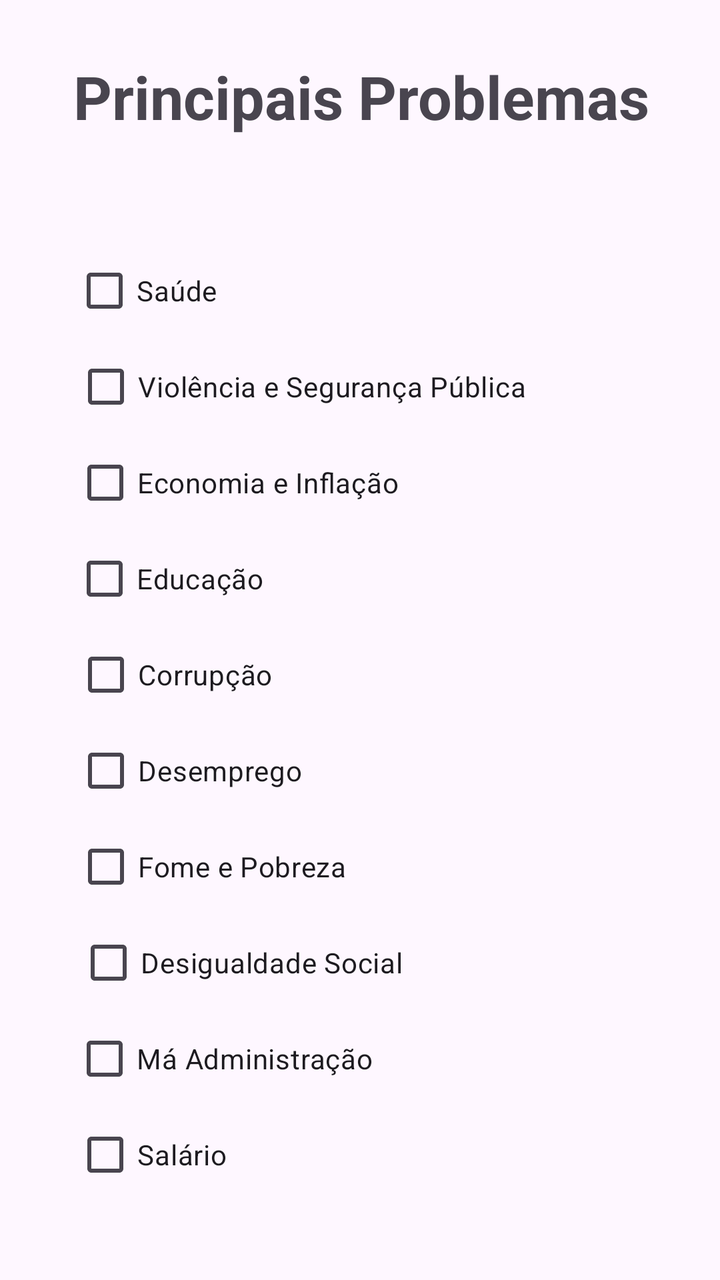
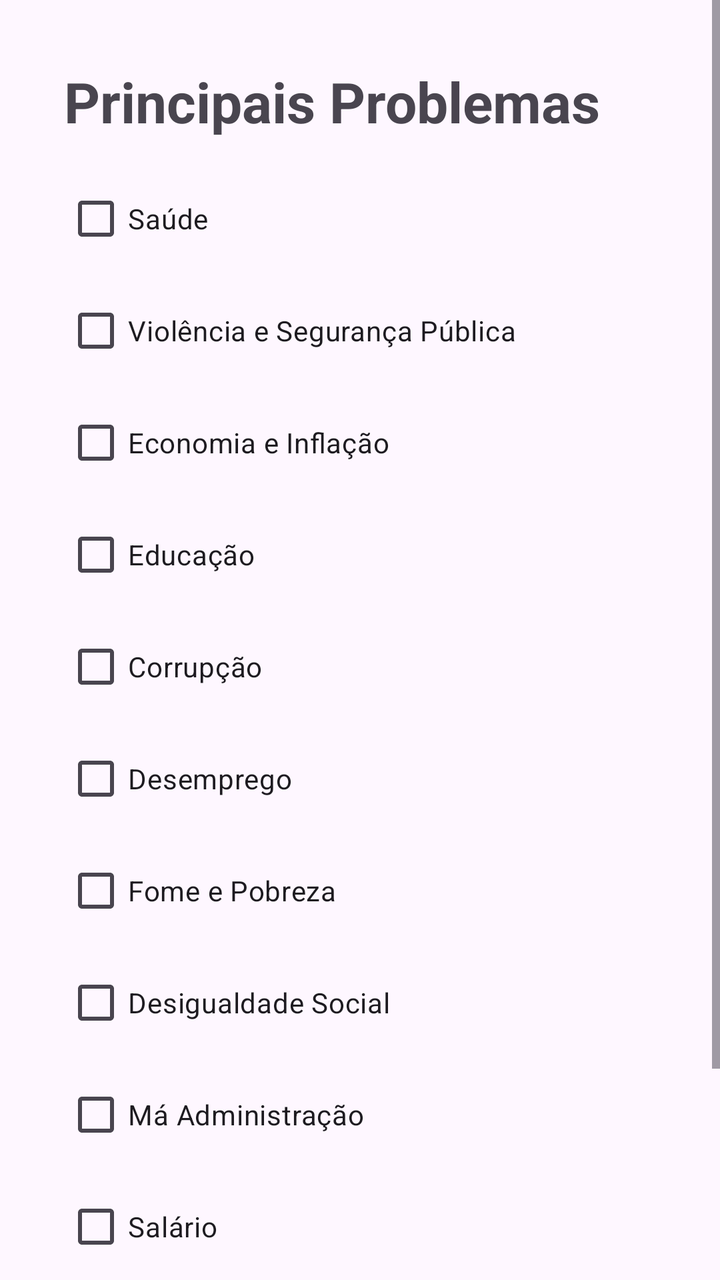

An Android layout rendered at two revisions. The XML below is the earlier revision; the diff shows what the commit changed to produce the second picture.
<!-- AndroidManifest.xml: application theme Theme.Eleicao -->
<!-- res/layout/activity_problemas.xml -->
<?xml version="1.0" encoding="utf-8"?>
<androidx.constraintlayout.widget.ConstraintLayout xmlns:android="http://schemas.android.com/apk/res/android"
    xmlns:app="http://schemas.android.com/apk/res-auto"
    xmlns:tools="http://schemas.android.com/tools"
    android:id="@+id/main"
    android:layout_width="match_parent"
    android:layout_height="match_parent"
    tools:context=".ProblemasActivity">

    <TextView
        android:id="@+id/textView8"
        android:layout_width="wrap_content"
        android:layout_height="wrap_content"
        android:layout_marginStart="62dp"
        android:layout_marginTop="28dp"
        android:layout_marginEnd="61dp"
        android:text="Principais Problemas"
        android:textSize="30sp"
        android:textStyle="bold"
        app:layout_constraintEnd_toEndOf="parent"
        app:layout_constraintStart_toStartOf="parent"
        app:layout_constraintTop_toTopOf="parent" />

    <CheckBox
        android:id="@+id/saude"
        android:layout_width="wrap_content"
        android:layout_height="wrap_content"
        android:layout_marginStart="62dp"
        android:layout_marginTop="53dp"
        android:layout_marginEnd="277dp"
        android:text="Saúde"
        app:layout_constraintEnd_toEndOf="parent"
        app:layout_constraintStart_toStartOf="parent"
        app:layout_constraintTop_toBottomOf="@+id/textView8" />

    <CheckBox
        android:id="@+id/violenciaSegurançaPublica"
        android:layout_width="wrap_content"
        android:layout_height="wrap_content"
        android:layout_marginStart="62dp"
        android:layout_marginEnd="122dp"
        android:text="Violência e Segurança Pública"
        app:layout_constraintEnd_toEndOf="parent"
        app:layout_constraintStart_toStartOf="parent"
        app:layout_constraintTop_toBottomOf="@+id/saude" />

    <CheckBox
        android:id="@+id/economiaInflacao"
        android:layout_width="wrap_content"
        android:layout_height="wrap_content"
        android:layout_marginStart="62dp"
        android:layout_marginEnd="186dp"
        android:text="Economia e Inflação"
        app:layout_constraintEnd_toEndOf="parent"
        app:layout_constraintStart_toStartOf="parent"
        app:layout_constraintTop_toBottomOf="@+id/violenciaSegurançaPublica" />

    <CheckBox
        android:id="@+id/educacao"
        android:layout_width="wrap_content"
        android:layout_height="wrap_content"
        android:layout_marginStart="62dp"
        android:layout_marginEnd="254dp"
        android:text="Educação"
        app:layout_constraintEnd_toEndOf="parent"
        app:layout_constraintStart_toStartOf="parent"
        app:layout_constraintTop_toBottomOf="@+id/economiaInflacao" />

    <CheckBox
        android:id="@+id/corrupcao"
        android:layout_width="wrap_content"
        android:layout_height="wrap_content"
        android:layout_marginStart="62dp"
        android:layout_marginEnd="249dp"
        android:text="Corrupção"
        app:layout_constraintEnd_toEndOf="parent"
        app:layout_constraintStart_toStartOf="parent"
        app:layout_constraintTop_toBottomOf="@+id/educacao" />

    <CheckBox
        android:id="@+id/desemprego"
        android:layout_width="wrap_content"
        android:layout_height="wrap_content"
        android:layout_marginStart="62dp"
        android:layout_marginEnd="234dp"
        android:text="Desemprego"
        app:layout_constraintEnd_toEndOf="parent"
        app:layout_constraintStart_toStartOf="parent"
        app:layout_constraintTop_toBottomOf="@+id/corrupcao" />

    <CheckBox
        android:id="@+id/fomePobreza"
        android:layout_width="wrap_content"
        android:layout_height="wrap_content"
        android:layout_marginStart="62dp"
        android:layout_marginEnd="212dp"
        android:text="Fome e Pobreza"
        app:layout_constraintEnd_toEndOf="parent"
        app:layout_constraintStart_toStartOf="parent"
        app:layout_constraintTop_toBottomOf="@+id/desemprego" />

    <CheckBox
        android:id="@+id/desiquidadeSocial"
        android:layout_width="wrap_content"
        android:layout_height="wrap_content"
        android:layout_marginStart="62dp"
        android:layout_marginEnd="182dp"
        android:text="Desigualdade Social"
        app:layout_constraintEnd_toEndOf="parent"
        app:layout_constraintStart_toStartOf="parent"
        app:layout_constraintTop_toBottomOf="@+id/fomePobreza" />

    <CheckBox
        android:id="@+id/maAdmin"
        android:layout_width="wrap_content"
        android:layout_height="wrap_content"
        android:layout_marginStart="62dp"
        android:layout_marginEnd="199dp"
        android:text="Má Administração"
        app:layout_constraintEnd_toEndOf="parent"
        app:layout_constraintStart_toStartOf="parent"
        app:layout_constraintTop_toBottomOf="@+id/desiquidadeSocial" />

    <CheckBox
        android:id="@+id/salario"
        android:layout_width="wrap_content"
        android:layout_height="wrap_content"
        android:layout_marginStart="62dp"
        android:layout_marginEnd="272dp"
        android:text="Salário"
        app:layout_constraintEnd_toEndOf="parent"
        app:layout_constraintStart_toStartOf="parent"
        app:layout_constraintTop_toBottomOf="@+id/maAdmin" />

    <Button
        android:id="@+id/btConfirmar"
        android:layout_width="wrap_content"
        android:layout_height="wrap_content"
        android:layout_marginStart="145dp"
        android:layout_marginTop="36dp"
        android:layout_marginEnd="145dp"
        android:backgroundTint="#2D3094"
        android:text="Confirmar"
        android:textSize="16sp"
        app:cornerRadius="10dp"
        app:layout_constraintEnd_toEndOf="parent"
        app:layout_constraintStart_toStartOf="parent"
        app:layout_constraintTop_toBottomOf="@+id/salario" />
</androidx.constraintlayout.widget.ConstraintLayout>
<!-- resources referenced by this layout -->
<resources>
  <style name="Theme.Eleicao" parent="Base.Theme.Eleicao" />
  <style name="Base.Theme.Eleicao" parent="Theme.Material3.DayNight.NoActionBar">
          
          
      </style>
</resources>

<!-- the commit's change to res/layout/activity_problemas.xml (unified diff, before → after) -->
@@ -7,143 +7,108 @@
     android:layout_height="match_parent"
     tools:context=".ProblemasActivity">
 
-    <TextView
-        android:id="@+id/textView8"
-        android:layout_width="wrap_content"
-        android:layout_height="wrap_content"
-        android:layout_marginStart="62dp"
-        android:layout_marginTop="28dp"
-        android:layout_marginEnd="61dp"
-        android:text="Principais Problemas"
-        android:textSize="30sp"
-        android:textStyle="bold"
+    <ScrollView
+        android:layout_width="match_parent"
+        android:layout_height="match_parent"
+        app:layout_constraintBottom_toBottomOf="parent"
         app:layout_constraintEnd_toEndOf="parent"
         app:layout_constraintStart_toStartOf="parent"
-        app:layout_constraintTop_toTopOf="parent" />
+        app:layout_constraintTop_toTopOf="parent">
 
-    <CheckBox
-        android:id="@+id/saude"
-        android:layout_width="wrap_content"
-        android:layout_height="wrap_content"
-        android:layout_marginStart="62dp"
-        android:layout_marginTop="53dp"
-        android:layout_marginEnd="277dp"
-        android:text="Saúde"
-        app:layout_constraintEnd_toEndOf="parent"
-        app:layout_constraintStart_toStartOf="parent"
-        app:layout_constraintTop_toBottomOf="@+id/textView8" />
+        <LinearLayout
+            android:layout_width="match_parent"
+            android:layout_height="wrap_content"
+            android:orientation="vertical"
+            android:padding="32dp">
 
-    <CheckBox
-        android:id="@+id/violenciaSegurançaPublica"
-        android:layout_width="wrap_content"
-        android:layout_height="wrap_content"
-        android:layout_marginStart="62dp"
-        android:layout_marginEnd="122dp"
-        android:text="Violência e Segurança Pública"
-        app:layout_constraintEnd_toEndOf="parent"
-        app:layout_constraintStart_toStartOf="parent"
-        app:layout_constraintTop_toBottomOf="@+id/saude" />
+            <TextView
+                android:id="@+id/textView8"
+                android:layout_width="wrap_content"
+                android:layout_height="wrap_content"
+                android:layout_marginBottom="16dp"
+                android:text="Principais Problemas"
+                android:textSize="28sp"
+                android:textStyle="bold" />
 
-    <CheckBox
-        android:id="@+id/economiaInflacao"
-        android:layout_width="wrap_content"
-        android:layout_height="wrap_content"
-        android:layout_marginStart="62dp"
-        android:layout_marginEnd="186dp"
-        android:text="Economia e Inflação"
-        app:layout_constraintEnd_toEndOf="parent"
-        app:layout_constraintStart_toStartOf="parent"
-        app:layout_constraintTop_toBottomOf="@+id/violenciaSegurançaPublica" />
+            <CheckBox
+                android:id="@+id/saude"
+                android:layout_width="wrap_content"
+                android:layout_height="wrap_content"
+                android:text="Saúde" />
 
-    <CheckBox
-        android:id="@+id/educacao"
-        android:layout_width="wrap_content"
-        android:layout_height="wrap_content"
-        android:layout_marginStart="62dp"
-        android:layout_marginEnd="254dp"
-        android:text="Educação"
-        app:layout_constraintEnd_toEndOf="parent"
-        app:layout_constraintStart_toStartOf="parent"
-        app:layout_constraintTop_toBottomOf="@+id/economiaInflacao" />
+            <CheckBox
+                android:id="@+id/violenciaSegurançaPublica"
+                android:layout_width="wrap_content"
+                android:layout_height="wrap_content"
+                android:layout_marginTop="8dp"
+                android:text="Violência e Segurança Pública" />
 
-    <CheckBox
-        android:id="@+id/corrupcao"
-        android:layout_width="wrap_content"
-        android:layout_height="wrap_content"
-        android:layout_marginStart="62dp"
-        android:layout_marginEnd="249dp"
-        android:text="Corrupção"
-        app:layout_constraintEnd_toEndOf="parent"
-        app:layout_constraintStart_toStartOf="parent"
-        app:layout_constraintTop_toBottomOf="@+id/educacao" />
+            <CheckBox
+                android:id="@+id/economiaInflacao"
+                android:layout_width="wrap_content"
+                android:layout_height="wrap_content"
+                android:layout_marginTop="8dp"
+                android:text="Economia e Inflação" />
 
-    <CheckBox
-        android:id="@+id/desemprego"
-        android:layout_width="wrap_content"
-        android:layout_height="wrap_content"
-        android:layout_marginStart="62dp"
-        android:layout_marginEnd="234dp"
-        android:text="Desemprego"
-        app:layout_constraintEnd_toEndOf="parent"
-        app:layout_constraintStart_toStartOf="parent"
-        app:layout_constraintTop_toBottomOf="@+id/corrupcao" />
+            <CheckBox
+                android:id="@+id/educacao"
+                android:layout_width="wrap_content"
+                android:layout_height="wrap_content"
+                android:layout_marginTop="8dp"
+                android:text="Educação" />
 
-    <CheckBox
-        android:id="@+id/fomePobreza"
-        android:layout_width="wrap_content"
-        android:layout_height="wrap_content"
-        android:layout_marginStart="62dp"
-        android:layout_marginEnd="212dp"
-        android:text="Fome e Pobreza"
-        app:layout_constraintEnd_toEndOf="parent"
-        app:layout_constraintStart_toStartOf="parent"
-        app:layout_constraintTop_toBottomOf="@+id/desemprego" />
+            <CheckBox
+                android:id="@+id/corrupcao"
+                android:layout_width="wrap_content"
+                android:layout_height="wrap_content"
+                android:layout_marginTop="8dp"
+                android:text="Corrupção" />
 
-    <CheckBox
-        android:id="@+id/desiquidadeSocial"
-        android:layout_width="wrap_content"
-        android:layout_height="wrap_content"
-        android:layout_marginStart="62dp"
-        android:layout_marginEnd="182dp"
-        android:text="Desigualdade Social"
-        app:layout_constraintEnd_toEndOf="parent"
-        app:layout_constraintStart_toStartOf="parent"
-        app:layout_constraintTop_toBottomOf="@+id/fomePobreza" />
+            <CheckBox
+                android:id="@+id/desemprego"
+                android:layout_width="wrap_content"
+                android:layout_height="wrap_content"
+                android:layout_marginTop="8dp"
+                android:text="Desemprego" />
 
-    <CheckBox
-        android:id="@+id/maAdmin"
-        android:layout_width="wrap_content"
-        android:layout_height="wrap_content"
-        android:layout_marginStart="62dp"
-        android:layout_marginEnd="199dp"
-        android:text="Má Administração"
-        app:layout_constraintEnd_toEndOf="parent"
-        app:layout_constraintStart_toStartOf="parent"
-        app:layout_constraintTop_toBottomOf="@+id/desiquidadeSocial" />
+            <CheckBox
+                android:id="@+id/fomePobreza"
+                android:layout_width="wrap_content"
+                android:layout_height="wrap_content"
+                android:layout_marginTop="8dp"
+                android:text="Fome e Pobreza" />
 
-    <CheckBox
-        android:id="@+id/salario"
-        android:layout_width="wrap_content"
-        android:layout_height="wrap_content"
-        android:layout_marginStart="62dp"
-        android:layout_marginEnd="272dp"
-        android:text="Salário"
-        app:layout_constraintEnd_toEndOf="parent"
-        app:layout_constraintStart_toStartOf="parent"
-        app:layout_constraintTop_toBottomOf="@+id/maAdmin" />
+            <CheckBox
+                android:id="@+id/desiquidadeSocial"
+                android:layout_width="wrap_content"
+                android:layout_height="wrap_content"
+                android:layout_marginTop="8dp"
+                android:text="Desigualdade Social" />
 
-    <Button
-        android:id="@+id/btConfirmar"
-        android:layout_width="wrap_content"
-        android:layout_height="wrap_content"
-        android:layout_marginStart="145dp"
-        android:layout_marginTop="36dp"
-        android:layout_marginEnd="145dp"
-        android:backgroundTint="#2D3094"
-        android:text="Confirmar"
-        android:textSize="16sp"
-        app:cornerRadius="10dp"
-        app:layout_constraintEnd_toEndOf="parent"
-        app:layout_constraintStart_toStartOf="parent"
-        app:layout_constraintTop_toBottomOf="@+id/salario" />
+            <CheckBox
+                android:id="@+id/maAdmin"
+                android:layout_width="wrap_content"
+                android:layout_height="wrap_content"
+                android:layout_marginTop="8dp"
+                android:text="Má Administração" />
+
+            <CheckBox
+                android:id="@+id/salario"
+                android:layout_width="wrap_content"
+                android:layout_height="wrap_content"
+                android:layout_marginTop="8dp"
+                android:layout_marginBottom="32dp"
+                android:text="Salário" />
+
+            <Button
+                android:id="@+id/btConfirmar"
+                android:layout_width="248dp"
+                android:layout_height="65dp"
+                android:layout_gravity="center_horizontal"
+                android:backgroundTint="#2D3094"
+                android:text="Confirmar"
+                android:textSize="24sp"
+                app:cornerRadius="10dp" />
+        </LinearLayout>
+    </ScrollView>
 </androidx.constraintlayout.widget.ConstraintLayout>
